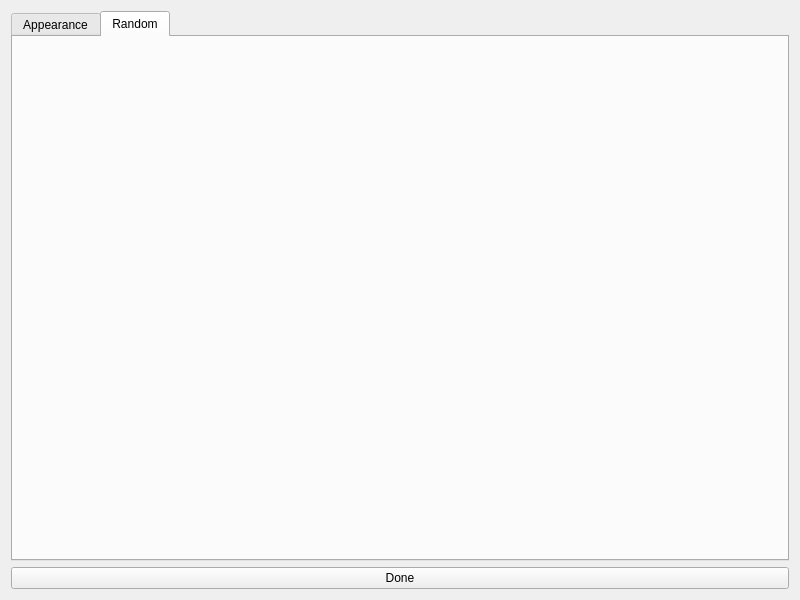
Before: the Qt Designer form settingsWindow/settingswindow.ui in 3DProgrammer/examinatio-verborum, drawn with Qt 5.
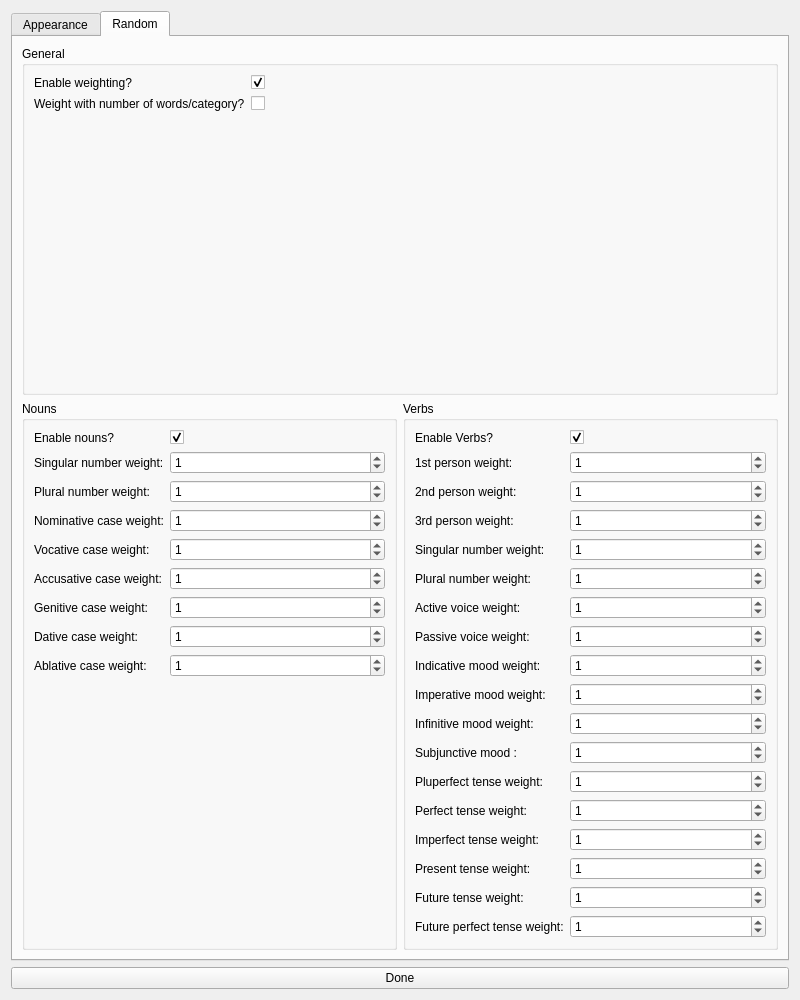
After: the same form once the commit is applied. The open tabs and pages were chosen to show the change.

The edit to the form file:
```diff
--- a/settingsWindow/settingswindow.ui
+++ b/settingsWindow/settingswindow.ui
@@ -7,7 +7,7 @@
     <x>0</x>
     <y>0</y>
     <width>800</width>
-    <height>600</height>
+    <height>1000</height>
    </rect>
   </property>
   <property name="windowTitle">
@@ -54,6 +54,466 @@
       <attribute name="title">
        <string>Random</string>
       </attribute>
+      <layout class="QVBoxLayout" name="weighting_layout">
+       <item>
+        <widget class="QGroupBox" name="groupBox">
+         <property name="enabled">
+          <bool>true</bool>
+         </property>
+         <property name="title">
+          <string>General</string>
+         </property>
+         <property name="flat">
+          <bool>false</bool>
+         </property>
+         <property name="checkable">
+          <bool>false</bool>
+         </property>
+         <layout class="QFormLayout" name="formLayout">
+          <item row="1" column="0">
+           <widget class="QLabel" name="label_2">
+            <property name="text">
+             <string>Weight with number of words/category?</string>
+            </property>
+           </widget>
+          </item>
+          <item row="1" column="1">
+           <widget class="QCheckBox" name="checkBox">
+            <property name="text">
+             <string/>
+            </property>
+           </widget>
+          </item>
+          <item row="0" column="0">
+           <widget class="QLabel" name="label_3">
+            <property name="text">
+             <string>Enable weighting?</string>
+            </property>
+           </widget>
+          </item>
+          <item row="0" column="1">
+           <widget class="QCheckBox" name="checkBox_2">
+            <property name="text">
+             <string/>
+            </property>
+            <property name="checked">
+             <bool>true</bool>
+            </property>
+           </widget>
+          </item>
+         </layout>
+        </widget>
+       </item>
+       <item>
+        <layout class="QHBoxLayout" name="horizontalLayout">
+         <item>
+          <widget class="QGroupBox" name="nouns_group_box">
+           <property name="title">
+            <string>Nouns</string>
+           </property>
+           <layout class="QFormLayout" name="formLayout_2">
+            <item row="0" column="0">
+             <widget class="QLabel" name="label_4">
+              <property name="text">
+               <string>Enable nouns?</string>
+              </property>
+             </widget>
+            </item>
+            <item row="0" column="1">
+             <widget class="QCheckBox" name="enable_nouns">
+              <property name="text">
+               <string/>
+              </property>
+              <property name="checked">
+               <bool>true</bool>
+              </property>
+              <property name="tristate">
+               <bool>false</bool>
+              </property>
+             </widget>
+            </item>
+            <item row="1" column="0">
+             <widget class="QLabel" name="label_6">
+              <property name="text">
+               <string>Singular number weight:</string>
+              </property>
+             </widget>
+            </item>
+            <item row="1" column="1">
+             <widget class="QSpinBox" name="n_w_sing">
+              <property name="value">
+               <number>1</number>
+              </property>
+             </widget>
+            </item>
+            <item row="2" column="0">
+             <widget class="QLabel" name="label_7">
+              <property name="text">
+               <string>Plural number weight:</string>
+              </property>
+             </widget>
+            </item>
+            <item row="2" column="1">
+             <widget class="QSpinBox" name="n_w_plur">
+              <property name="value">
+               <number>1</number>
+              </property>
+             </widget>
+            </item>
+            <item row="3" column="0">
+             <widget class="QLabel" name="label_8">
+              <property name="text">
+               <string>Nominative case weight:</string>
+              </property>
+             </widget>
+            </item>
+            <item row="3" column="1">
+             <widget class="QSpinBox" name="n_w_nom">
+              <property name="value">
+               <number>1</number>
+              </property>
+             </widget>
+            </item>
+            <item row="4" column="0">
+             <widget class="QLabel" name="label_13">
+              <property name="text">
+               <string>Vocative case weight:</string>
+              </property>
+             </widget>
+            </item>
+            <item row="4" column="1">
+             <widget class="QSpinBox" name="n_w_voc">
+              <property name="value">
+               <number>1</number>
+              </property>
+             </widget>
+            </item>
+            <item row="5" column="0">
+             <widget class="QLabel" name="label_9">
+              <property name="text">
+               <string>Accusative case weight:</string>
+              </property>
+             </widget>
+            </item>
+            <item row="5" column="1">
+             <widget class="QSpinBox" name="n_w_acc">
+              <property name="value">
+               <number>1</number>
+              </property>
+             </widget>
+            </item>
+            <item row="6" column="0">
+             <widget class="QLabel" name="label_10">
+              <property name="text">
+               <string>Genitive case weight:</string>
+              </property>
+             </widget>
+            </item>
+            <item row="6" column="1">
+             <widget class="QSpinBox" name="n_w_gen">
+              <property name="value">
+               <number>1</number>
+              </property>
+             </widget>
+            </item>
+            <item row="7" column="0">
+             <widget class="QLabel" name="label_12">
+              <property name="text">
+               <string>Dative case weight:</string>
+              </property>
+             </widget>
+            </item>
+            <item row="7" column="1">
+             <widget class="QSpinBox" name="n_w_dat">
+              <property name="value">
+               <number>1</number>
+              </property>
+             </widget>
+            </item>
+            <item row="8" column="0">
+             <widget class="QLabel" name="label_11">
+              <property name="text">
+               <string>Ablative case weight:</string>
+              </property>
+             </widget>
+            </item>
+            <item row="8" column="1">
+             <widget class="QSpinBox" name="n_w_abl">
+              <property name="value">
+               <number>1</number>
+              </property>
+             </widget>
+            </item>
+           </layout>
+          </widget>
+         </item>
+         <item>
+          <widget class="QGroupBox" name="groupBox_2">
+           <property name="title">
+            <string>Verbs</string>
+           </property>
+           <layout class="QFormLayout" name="formLayout_3">
+            <item row="0" column="0">
+             <widget class="QLabel" name="label_5">
+              <property name="text">
+               <string>Enable Verbs?</string>
+              </property>
+             </widget>
+            </item>
+            <item row="0" column="1">
+             <widget class="QCheckBox" name="enable_verbs">
+              <property name="text">
+               <string/>
+              </property>
+              <property name="checked">
+               <bool>true</bool>
+              </property>
+             </widget>
+            </item>
+            <item row="1" column="0">
+             <widget class="QLabel" name="label_14">
+              <property name="text">
+               <string>1st person weight:</string>
+              </property>
+             </widget>
+            </item>
+            <item row="1" column="1">
+             <widget class="QSpinBox" name="v_w_1">
+              <property name="value">
+               <number>1</number>
+              </property>
+             </widget>
+            </item>
+            <item row="2" column="0">
+             <widget class="QLabel" name="label_15">
+              <property name="text">
+               <string>2nd person weight:</string>
+              </property>
+             </widget>
+            </item>
+            <item row="2" column="1">
+             <widget class="QSpinBox" name="v_w_2">
+              <property name="value">
+               <number>1</number>
+              </property>
+             </widget>
+            </item>
+            <item row="3" column="0">
+             <widget class="QLabel" name="label_16">
+              <property name="text">
+               <string>3rd person weight:</string>
+              </property>
+             </widget>
+            </item>
+            <item row="3" column="1">
+             <widget class="QSpinBox" name="v_w_3">
+              <property name="value">
+               <number>1</number>
+              </property>
+             </widget>
+            </item>
+            <item row="4" column="0">
+             <widget class="QLabel" name="label_23">
+              <property name="text">
+               <string>Singular number weight:</string>
+              </property>
+             </widget>
+            </item>
+            <item row="5" column="0">
+             <widget class="QLabel" name="label_24">
+              <property name="text">
+               <string>Plural number weight:</string>
+              </property>
+             </widget>
+            </item>
+            <item row="6" column="0">
+             <widget class="QLabel" name="label_17">
+              <property name="text">
+               <string>Active voice weight:</string>
+              </property>
+             </widget>
+            </item>
+            <item row="7" column="0">
+             <widget class="QLabel" name="label_18">
+              <property name="text">
+               <string>Passive voice weight:</string>
+              </property>
+             </widget>
+            </item>
+            <item row="8" column="0">
+             <widget class="QLabel" name="label_21">
+              <property name="text">
+               <string>Indicative mood weight:</string>
+              </property>
+             </widget>
+            </item>
+            <item row="9" column="0">
+             <widget class="QLabel" name="label_19">
+              <property name="text">
+               <string>Imperative mood weight:</string>
+              </property>
+             </widget>
+            </item>
+            <item row="10" column="0">
+             <widget class="QLabel" name="label_20">
+              <property name="text">
+               <string>Infinitive mood weight:</string>
+              </property>
+             </widget>
+            </item>
+            <item row="11" column="0">
+             <widget class="QLabel" name="label_25">
+              <property name="text">
+               <string>Subjunctive mood :</string>
+              </property>
+             </widget>
+            </item>
+            <item row="12" column="0">
+             <widget class="QLabel" name="label_22">
+              <property name="text">
+               <string>Pluperfect tense weight:</string>
+              </property>
+             </widget>
+            </item>
+            <item row="13" column="0">
+             <widget class="QLabel" name="label_26">
+              <property name="text">
+               <string>Perfect tense weight:</string>
+              </property>
+             </widget>
+            </item>
+            <item row="14" column="0">
+             <widget class="QLabel" name="label_29">
+              <property name="text">
+               <string>Imperfect tense weight:</string>
+              </property>
+             </widget>
+            </item>
+            <item row="15" column="0">
+             <widget class="QLabel" name="label_30">
+              <property name="text">
+               <string>Present tense weight:</string>
+              </property>
+             </widget>
+            </item>
+            <item row="16" column="0">
+             <widget class="QLabel" name="label_28">
+              <property name="text">
+               <string>Future tense weight:</string>
+              </property>
+             </widget>
+            </item>
+            <item row="17" column="0">
+             <widget class="QLabel" name="label_27">
+              <property name="text">
+               <string>Future perfect tense weight:</string>
+              </property>
+             </widget>
+            </item>
+            <item row="4" column="1">
+             <widget class="QSpinBox" name="v_w_s">
+              <property name="value">
+               <number>1</number>
+              </property>
+             </widget>
+            </item>
+            <item row="5" column="1">
+             <widget class="QSpinBox" name="v_w_p">
+              <property name="value">
+               <number>1</number>
+              </property>
+             </widget>
+            </item>
+            <item row="6" column="1">
+             <widget class="QSpinBox" name="v_w_ac">
+              <property name="value">
+               <number>1</number>
+              </property>
+             </widget>
+            </item>
+            <item row="7" column="1">
+             <widget class="QSpinBox" name="v_w_pa">
+              <property name="value">
+               <number>1</number>
+              </property>
+             </widget>
+            </item>
+            <item row="8" column="1">
+             <widget class="QSpinBox" name="v_w_ind">
+              <property name="value">
+               <number>1</number>
+              </property>
+             </widget>
+            </item>
+            <item row="9" column="1">
+             <widget class="QSpinBox" name="v_w_imperative">
+              <property name="value">
+               <number>1</number>
+              </property>
+             </widget>
+            </item>
+            <item row="10" column="1">
+             <widget class="QSpinBox" name="v_w_inf">
+              <property name="value">
+               <number>1</number>
+              </property>
+             </widget>
+            </item>
+            <item row="11" column="1">
+             <widget class="QSpinBox" name="v_w_sub">
+              <property name="value">
+               <number>1</number>
+              </property>
+             </widget>
+            </item>
+            <item row="12" column="1">
+             <widget class="QSpinBox" name="v_w_plu">
+              <property name="value">
+               <number>1</number>
+              </property>
+             </widget>
+            </item>
+            <item row="13" column="1">
+             <widget class="QSpinBox" name="v_w_per">
+              <property name="value">
+               <number>1</number>
+              </property>
+             </widget>
+            </item>
+            <item row="14" column="1">
+             <widget class="QSpinBox" name="v_w_imperfect">
+              <property name="value">
+               <number>1</number>
+              </property>
+             </widget>
+            </item>
+            <item row="15" column="1">
+             <widget class="QSpinBox" name="v_w_pre">
+              <property name="value">
+               <number>1</number>
+              </property>
+             </widget>
+            </item>
+            <item row="16" column="1">
+             <widget class="QSpinBox" name="v_w_fut">
+              <property name="value">
+               <number>1</number>
+              </property>
+             </widget>
+            </item>
+            <item row="17" column="1">
+             <widget class="QSpinBox" name="v_w_futper">
+              <property name="value">
+               <number>1</number>
+              </property>
+             </widget>
+            </item>
+           </layout>
+          </widget>
+         </item>
+        </layout>
+       </item>
+      </layout>
      </widget>
     </widget>
    </item>
```
Left out of the diff: 2 changed lines with no effect on the pictures.
